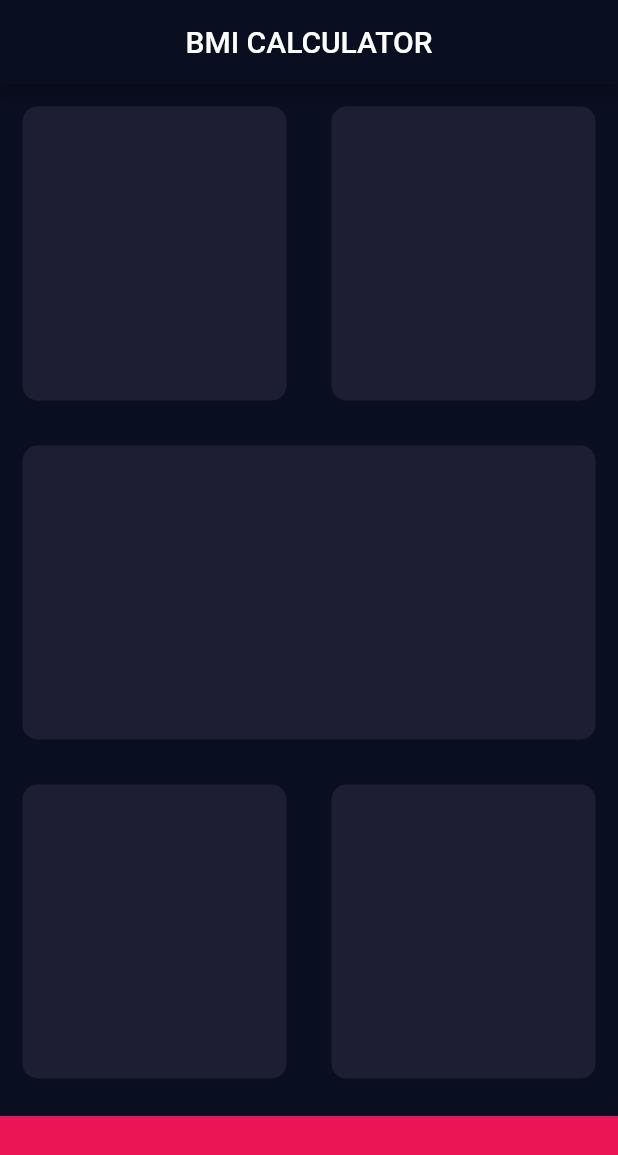
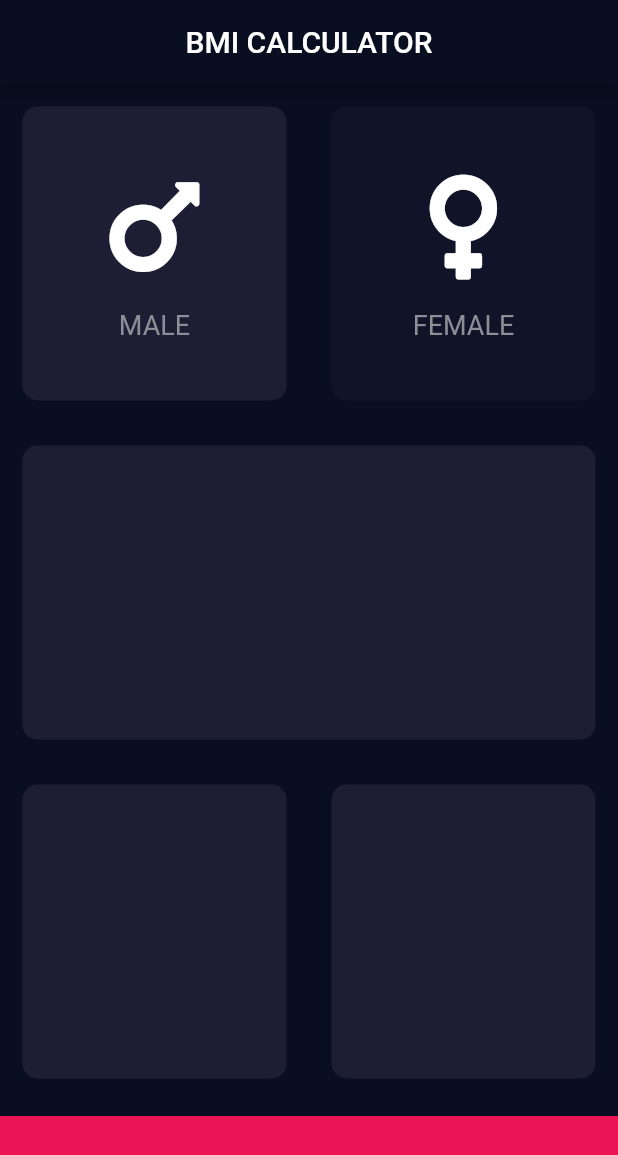
Before and after one commit to yorigum/yorifits_bmi_calculator, a Flutter app: the screen it shows after launch, on a phone screen of 412 x 824 dp. Shown: the top 1155 px of the screen. Run offline on Flutter 3.47's test engine with Material 2 defaults, Android fonts, the phone set to English and light mode, and no system bars; our stand-ins replace font_awesome_flutter.

```diff
--- /dev/null
+++ b/lib/icon_content.dart
@@ -0,0 +1,27 @@
+import 'package:flutter/cupertino.dart';
+
+class IconContent extends StatelessWidget {
+  const IconContent({super.key, required this.icon, required this.label});
+
+  static const labelTextStyle =  TextStyle(fontSize: 18.0, color: Color(0xFF8d8e98));
+
+  final IconData icon;
+  final String label;
+
+  @override
+  Widget build(BuildContext context) {
+    return Column(
+      mainAxisAlignment: MainAxisAlignment.center,
+      children: <Widget>[
+        Icon(icon, size: 80.0),
+        const SizedBox(
+          height: 15.0,
+        ),
+        Text(
+          label,
+          style:labelTextStyle,
+        )
+      ],
+    );
+  }
+}
--- a/lib/input_page.dart
+++ b/lib/input_page.dart
@@ -1,8 +1,18 @@
 import 'package:flutter/material.dart';
+import 'package:font_awesome_flutter/font_awesome_flutter.dart';
+import 'package:yorifits_bmi_calculator/reusable_card.dart';
+
+import 'icon_content.dart';
 
 const bottomCornerHeight = 80.0;
 const activeCardColor = Color(0xff1d1e33);
+const inActiveCardColor = Color(0xff111328);
 const bottomCornerColor = Color(0xffeb1555);
+
+enum Gender {
+  male,
+  female
+}
 
 class InputPage extends StatefulWidget {
   const InputPage({Key? key}) : super(key: key);
@@ -12,6 +22,9 @@ class InputPage extends StatefulWidget {
 }
 
 class _InputPageState extends State<InputPage> {
+
+  Gender selectedGender = Gender.male;
+
   @override
   Widget build(BuildContext context) {
     return Scaffold(
@@ -24,12 +37,40 @@ class _InputPageState extends State<InputPage> {
         children: <Widget>[
           Expanded(
               child: Row(
-            children: const <Widget>[
-              Expanded(child: ReusableCard(colour: activeCardColor)),
-              Expanded(child: ReusableCard(colour: activeCardColor))
+            children: <Widget>[
+              Expanded(
+                  child: GestureDetector(
+                onTap: () {
+                  setState(() {
+                    selectedGender = Gender.male;
+                  });
+                },
+                child: ReusableCard(
+                  colour: selectedGender == Gender.male ? activeCardColor : inActiveCardColor,
+                  cardChild: const IconContent(
+                    icon: FontAwesomeIcons.mars,
+                    label: 'MALE',
+                  ),
+                ),
+              )),
+              Expanded(
+                  child: GestureDetector(
+                onTap: () {
+                  setState(() {
+                    selectedGender = Gender.female;
+                  });
+                },
+                child: ReusableCard(
+                  colour: selectedGender == Gender.female ? activeCardColor : inActiveCardColor,
+                  cardChild: const IconContent(
+                    icon: FontAwesomeIcons.venus,
+                    label: 'FEMALE',
+                  ),
+                ),
+              ))
             ],
           )),
-          const Expanded(child: ReusableCard(colour: Color(0xff1d1e33))),
+          const Expanded(child: ReusableCard(colour: activeCardColor)),
           Expanded(
               child: Row(
             children: const <Widget>[
@@ -48,18 +89,3 @@ class _InputPageState extends State<InputPage> {
     );
   }
 }
-
-
-class ReusableCard extends StatelessWidget {
-  const ReusableCard({required this.colour});
-  final Color colour;
-
-  @override
-  Widget build(BuildContext context) {
-    return Container(
-      margin: const EdgeInsets.all(15.0),
-      decoration: BoxDecoration(
-          color: colour, borderRadius: BorderRadius.circular(10.0)),
-    );
-  }
-}
--- a/lib/main.dart
+++ b/lib/main.dart
@@ -1,4 +1,5 @@
 import 'package:flutter/material.dart';
+
 import 'input_page.dart';
 
 void main() => runApp(const BMICalculator());
@@ -12,8 +13,7 @@ class BMICalculator extends StatelessWidget {
       theme: ThemeData.dark().copyWith(
           primaryColorDark: const Color(0xFF0a0E21),
           scaffoldBackgroundColor: const Color(0xFF0a0E21),
-          accentColor: Colors.purple
-      ),
+          accentColor: Colors.purple),
       home: const InputPage(),
     );
   }
--- /dev/null
+++ b/lib/reusable_card.dart
@@ -0,0 +1,18 @@
+import 'package:flutter/cupertino.dart';
+
+class ReusableCard extends StatelessWidget {
+  const ReusableCard({super.key, required this.colour, this.cardChild});
+
+  final Color colour;
+  final Widget? cardChild;
+
+  @override
+  Widget build(BuildContext context) {
+    return Container(
+      margin: const EdgeInsets.all(15.0),
+      decoration: BoxDecoration(
+          color: colour, borderRadius: BorderRadius.circular(10.0)),
+      child: cardChild,
+    );
+  }
+}
--- a/pubspec.yaml
+++ b/pubspec.yaml
@@ -34,6 +34,7 @@ dependencies:
   # The following adds the Cupertino Icons font to your application.
   # Use with the CupertinoIcons class for iOS style icons.
   cupertino_icons: ^1.0.2
+  font_awesome_flutter: ^9.1.0
 
 dev_dependencies:
   flutter_test:
```
Also changed, not shown: pubspec.lock.
